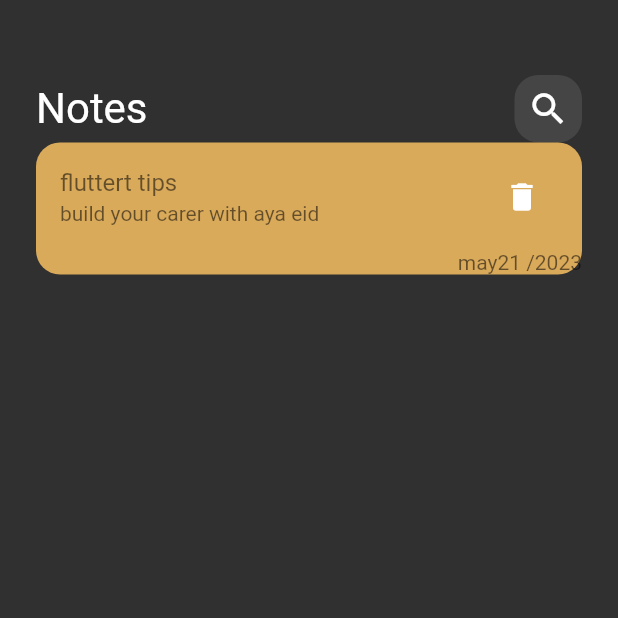
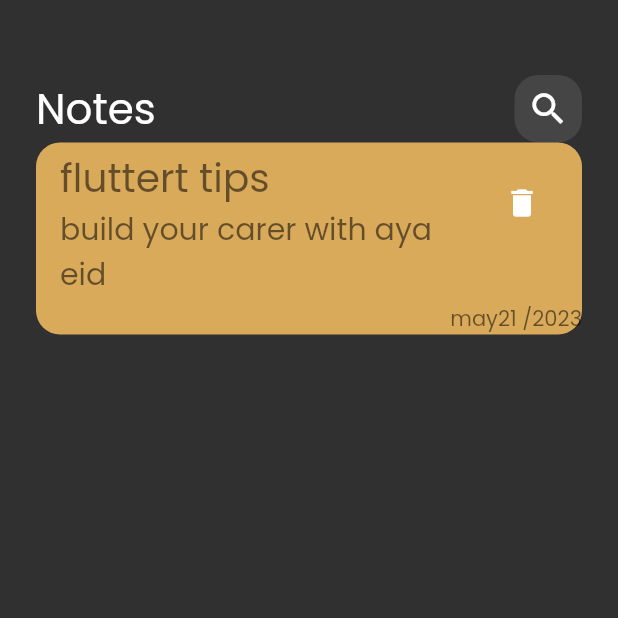
Before and after one commit to AyaEidAttya/aya_notes, a Flutter app: the screen it shows after launch, on a phone screen of 412 x 824 dp, the top half of it. Run offline on Flutter 3.47's test engine with Material 2 defaults, Android fonts, the phone set to English and light mode, and no system bars.

Commit message:
add pippins in main

```diff
--- a/lib/main.dart
+++ b/lib/main.dart
@@ -14,7 +14,7 @@
   Widget build(BuildContext context) {
     return MaterialApp(
       theme: ThemeData(brightness: Brightness.dark,
-      fontFamily:'Poppins',
+      fontFamily:'Poppins'
 
       ),
       home:const NotsView(),
--- a/lib/widget/note_view_boddy.dart
+++ b/lib/widget/note_view_boddy.dart
@@ -39,11 +39,13 @@
         children: [
         ListTile(
 
-          title:Text('fluttert tips' , style: TextStyle(
+          title:const Text('fluttert tips' , style: TextStyle(
             color:Colors.black54,
+            fontSize: 26,
           ),),
           subtitle: Text('build your carer with aya eid',style: TextStyle(
             color:Colors.black54,
+            fontSize: 20,
           ), ),
           trailing:IconButton(onPressed: () {} ,icon: Icon(Icons.delete),),
         ),
```
Also changed, not shown: pubspec.yaml (+4 -4 lines), 1 other file.
